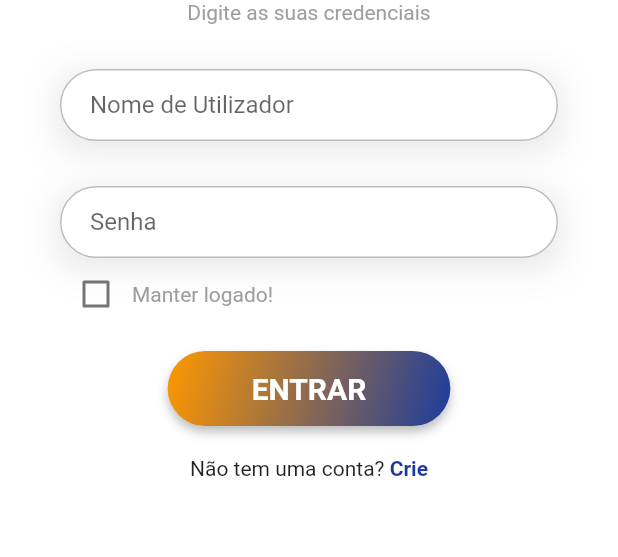
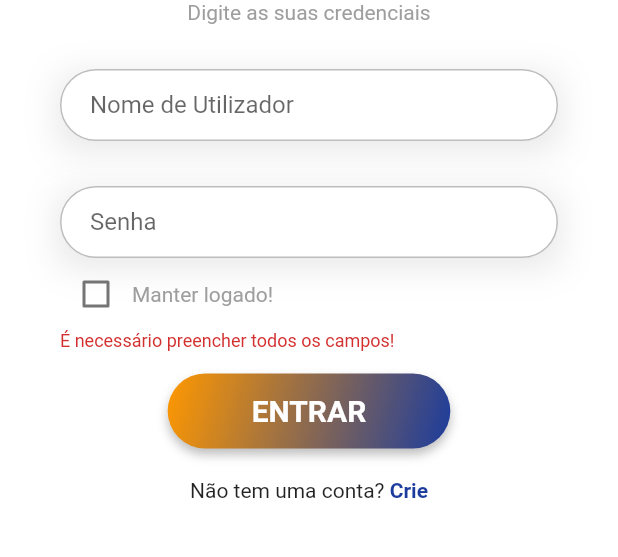
Before and after one commit to edsonduma/kulika_app, a Flutter app: the screen it shows after launch, after a tap on "ENTRAR", on a phone screen of 412 x 824 dp, the part 510-1067 px from its top. Run offline on Flutter 3.47's test engine with Material 2 defaults, Android fonts, the phone set to English and light mode, and no system bars; our stand-ins replace boxicons, flutter_dotenv, font_awesome_flutter, hexcolor; network calls fail.

Commit message:
subindo o projecto

```diff
--- a/lib/main.dart
+++ b/lib/main.dart
@@ -25,19 +25,19 @@ Future main() async {
 //   }
 // }
 
-class MyApp extends StatelessWidget {
-  const MyApp({super.key});
+// class MyApp extends StatelessWidget {
+//   const MyApp({super.key});
 
-  @override
-  Widget build(BuildContext context) {
-    return MaterialApp(
-      debugShowCheckedModeBanner: false,
-      theme: ThemeData(
-        primaryColor: Colors.orange,
-      ),
-      // home: LoginUser(),
-      // home: ProdList(),
-      home: ProdList(),
-    );
-  }
-}
+//   @override
+//   Widget build(BuildContext context) {
+//     return MaterialApp(
+//       debugShowCheckedModeBanner: false,
+//       theme: ThemeData(
+//         primaryColor: Colors.orange,
+//       ),
+//       // home: LoginUser(),
+//       // home: ProdList(),
+//       home: ProdList(),
+//     );
+//   }
+// }
--- a/lib/pages/login_page.dart
+++ b/lib/pages/login_page.dart
@@ -20,7 +20,8 @@ class LoginPage extends StatefulWidget {
 
 class _LoginPageState extends State<LoginPage> {
   double _headerHeight = 250;
-  Key _formKey = GlobalKey<FormState>();
+  // Key _formKey = GlobalKey<FormState>();
+  final _formKey = GlobalKey<FormState>();
   bool checkboxValue = false;
 
   final TextEditingController _userTextFieldController =
@@ -126,7 +127,7 @@ class _LoginPageState extends State<LoginPage> {
                                   }
                                 },
                               ),
-                              // SizedBox(height: 15.0),
+                              SizedBox(height: 15.0),
                               // Container(
                               //   margin: EdgeInsets.fromLTRB(10, 0, 10, 20),
                               //   alignment: Alignment.topRight,
@@ -178,6 +179,8 @@ class _LoginPageState extends State<LoginPage> {
                                     //         "admin") {
                                     //   _userTextFieldController.text = '';
                                     //   _pwdTextFieldController.text = '';
+
+                                    if (_formKey.currentState!.validate()) {
                                       User user = User(
                                         nome: _userTextFieldController.text
                                             .toLowerCase(),
@@ -188,14 +191,30 @@ class _LoginPageState extends State<LoginPage> {
                                           await UserService.getData(user);
                                       // print('status: ${loginStatus["data"]}');
 
-                                    var userLogged =
+                                      try {
+                                        var logTeste =
                                             loginStatus["data"]["nome"];
+                                        print(
+                                            'logTeste: $logTeste, ${loginStatus["data"]["tipo"]}');
+
+                                        User userLogged = User(
+                                          nome: loginStatus["data"]["nome"],
+                                          tipo: loginStatus["data"]["tipo"],
+                                        );
 
                                         Navigator.pushReplacement(
                                           context,
                                           MaterialPageRoute(
-                                          builder: (context) => ProdList()),
+                                              builder: (context) => ProdList(
+                                                  userLogged: userLogged)),
                                         );
+                                      } catch (e) {
+                                        print('login falhou...');
+
+                                        _userTextFieldController.text = '';
+                                        _pwdTextFieldController.text = '';
+                                      }
+                                    }
                                   },
                                 ),
                               ),
--- a/lib/users/user_model.dart
+++ b/lib/users/user_model.dart
@@ -2,12 +2,12 @@ class User {
   User({
     required this.nome,
     this.tipo,
-    required this.senha,
+    this.senha,
   });
 
   final String nome;
   final String? tipo;
-  final String senha;
+  final String? senha;
 
   // 'kero': 'kero.jpg',
   static final tiposUser = {'super_admin': '', 'admin_loja': '', 'cliente': ''};
```
Also changed, not shown: lib/login.dart (+6 -6 lines), lib/prods/prod_list.dart (+10 -3 lines). Lines whose indentation alone changed are shown as unchanged.
